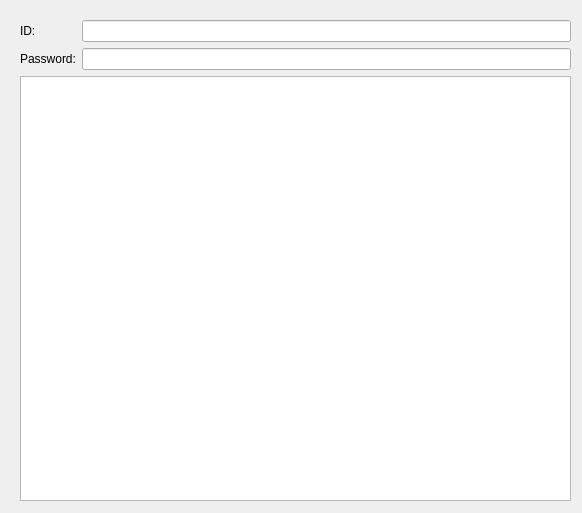
First picture: the form in JoKimYouHa/widget.ui, repository PyJaejin/lab4-Messenger, before the edit.
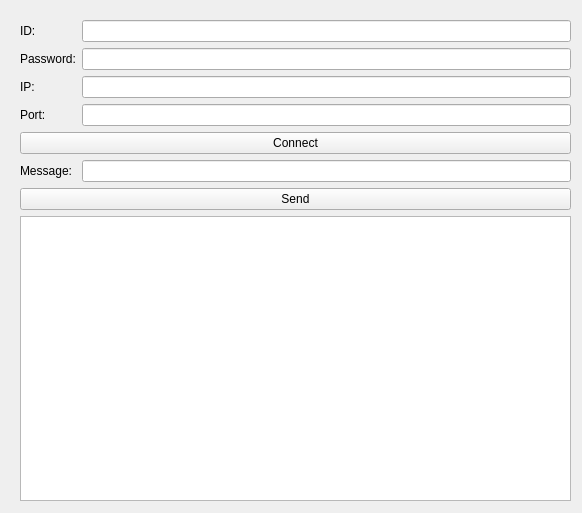
Second picture: the form after the edit.

What changed in the file:
```diff
--- a/JoKimYouHa/widget.ui
+++ b/JoKimYouHa/widget.ui
@@ -35,7 +35,21 @@
     <property name="bottomMargin">
      <number>10</number>
     </property>
-    <item row="2" column="0" colspan="2">
+    <item row="4" column="0" colspan="2">
+     <widget class="QPushButton" name="connectButton">
+      <property name="text">
+       <string>Connect</string>
+      </property>
+     </widget>
+    </item>
+    <item row="6" column="0" colspan="2">
+     <widget class="QPushButton" name="sendButton">
+      <property name="text">
+       <string>Send</string>
+      </property>
+     </widget>
+    </item>
+    <item row="7" column="0" colspan="2">
      <widget class="QListWidget" name="listWidget">
       <property name="autoScroll">
        <bool>false</bool>
@@ -51,6 +65,50 @@
       </property>
      </widget>
     </item>
+    <item row="3" column="1">
+     <widget class="QLineEdit" name="portLineEdit">
+      <property name="minimumSize">
+       <size>
+        <width>200</width>
+        <height>0</height>
+       </size>
+      </property>
+     </widget>
+    </item>
+    <item row="2" column="1">
+     <widget class="QLineEdit" name="ipLineEdit">
+      <property name="minimumSize">
+       <size>
+        <width>200</width>
+        <height>0</height>
+       </size>
+      </property>
+     </widget>
+    </item>
+    <item row="5" column="1">
+     <widget class="QLineEdit" name="messageLineEdit"/>
+    </item>
+    <item row="2" column="0">
+     <widget class="QLabel" name="label">
+      <property name="text">
+       <string>IP:</string>
+      </property>
+     </widget>
+    </item>
+    <item row="3" column="0">
+     <widget class="QLabel" name="label_3">
+      <property name="text">
+       <string>Port:</string>
+      </property>
+     </widget>
+    </item>
+    <item row="5" column="0">
+     <widget class="QLabel" name="label_2">
+      <property name="text">
+       <string>Message:</string>
+      </property>
+     </widget>
+    </item>
     <item row="1" column="0">
      <widget class="QLabel" name="label_4">
       <property name="text">
```
